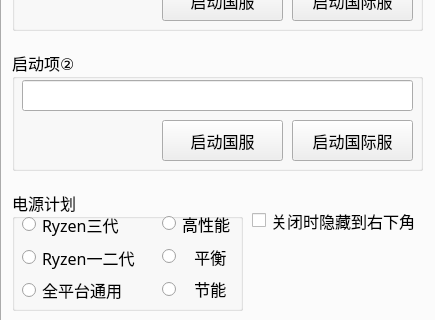
First picture: the form in mainwindow.ui, repository Purple-CSGO/CSGO-Toolbox-Qt, before the edit; both pictures show x 0 to 435 and y 285 to 605 of the 435 by 605 pixel window.
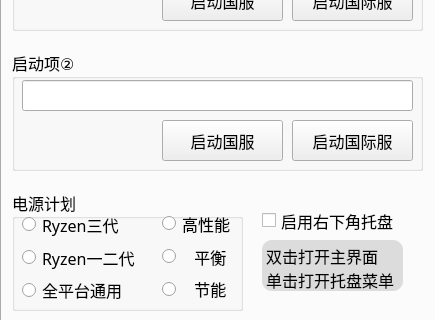
Second picture: the form after the edit. The open tabs and pages were chosen to show the change.

Commit message: 托盘功能完善

Diff of the .ui file:
```diff
--- a/mainwindow.ui
+++ b/mainwindow.ui
@@ -914,14 +914,51 @@
      <widget class="QCheckBox" name="checkboxTray">
       <property name="geometry">
        <rect>
-        <x>250</x>
+        <x>260</x>
         <y>450</y>
-        <width>171</width>
+        <width>161</width>
         <height>41</height>
        </rect>
       </property>
       <property name="text">
-       <string>关闭时隐藏到右下角</string>
+       <string>启用右下角托盘</string>
+      </property>
+     </widget>
+     <widget class="QTextEdit" name="textEdit_2">
+      <property name="geometry">
+       <rect>
+        <x>260</x>
+        <y>490</y>
+        <width>141</width>
+        <height>51</height>
+       </rect>
+      </property>
+      <property name="styleSheet">
+       <string notr="true">background-color:Gainsboro;
+border-radius:10px;</string>
+      </property>
+      <property name="frameShape">
+       <enum>QFrame::NoFrame</enum>
+      </property>
+      <property name="frameShadow">
+       <enum>QFrame::Plain</enum>
+      </property>
+      <property name="verticalScrollBarPolicy">
+       <enum>Qt::ScrollBarAlwaysOff</enum>
+      </property>
+      <property name="horizontalScrollBarPolicy">
+       <enum>Qt::ScrollBarAlwaysOff</enum>
+      </property>
+      <property name="readOnly">
+       <bool>true</bool>
+      </property>
+      <property name="html">
+       <string>&lt;!DOCTYPE HTML PUBLIC &quot;-//W3C//DTD HTML 4.0//EN&quot; &quot;http://www.w3.org/TR/REC-html40/strict.dtd&quot;&gt;
+&lt;html&gt;&lt;head&gt;&lt;meta name=&quot;qrichtext&quot; content=&quot;1&quot; /&gt;&lt;style type=&quot;text/css&quot;&gt;
+p, li { white-space: pre-wrap; }
+&lt;/style&gt;&lt;/head&gt;&lt;body style=&quot; font-family:'微软雅黑','微软雅黑','微软雅黑'; font-size:12pt; font-weight:400; font-style:normal;&quot;&gt;
+&lt;p style=&quot; margin-top:0px; margin-bottom:0px; margin-left:0px; margin-right:0px; -qt-block-indent:0; text-indent:0px;&quot;&gt;双击打开主界面&lt;/p&gt;
+&lt;p style=&quot; margin-top:0px; margin-bottom:0px; margin-left:0px; margin-right:0px; -qt-block-indent:0; text-indent:0px;&quot;&gt;单击打开托盘菜单&lt;/p&gt;&lt;/body&gt;&lt;/html&gt;</string>
       </property>
      </widget>
     </widget>
```
Left out of the diff: 6 changed lines with no effect on the pictures. The commit also changes 5 other files.
